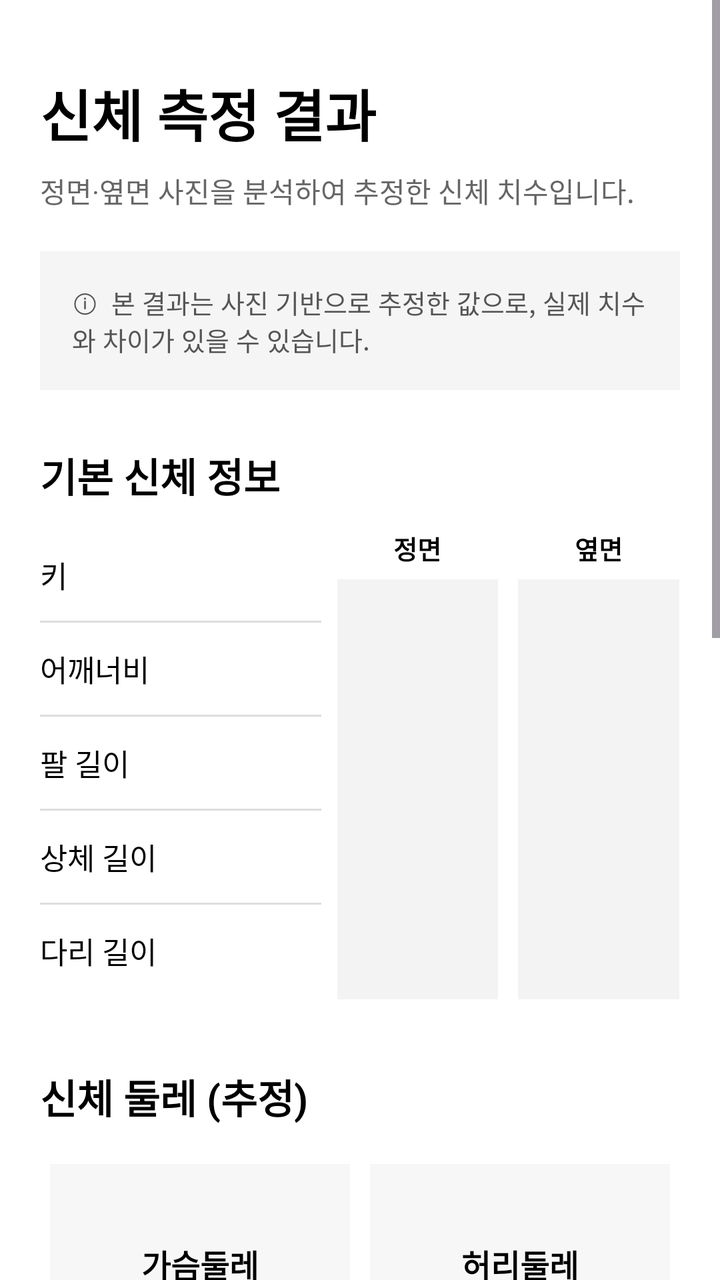
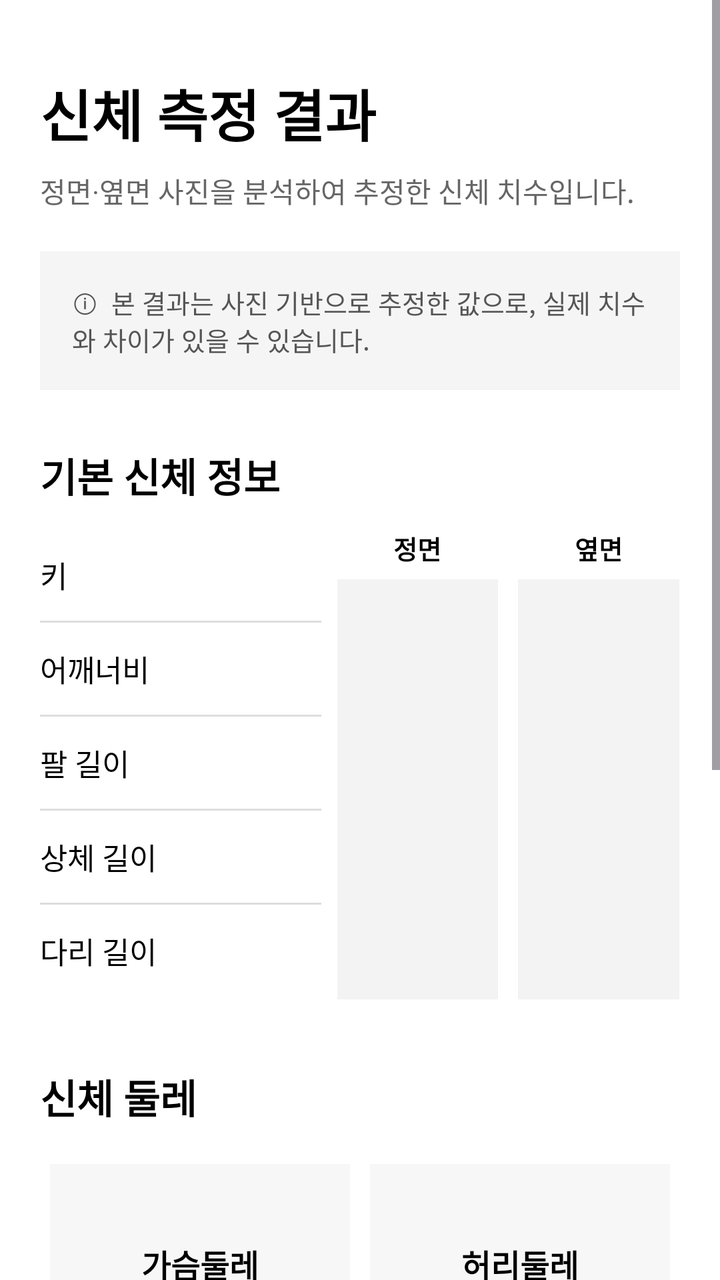

The first picture is an Android layout as it rendered before a commit; the second is the same layout after the commit. The layout source and the unified diff follow.
<!-- AndroidManifest.xml: application theme Theme.Capstone -->
<!-- res/layout/activity_measurement_result.xml -->
<?xml version="1.0" encoding="utf-8"?>
<ScrollView
    xmlns:android="http://schemas.android.com/apk/res/android"
    android:layout_width="match_parent"
    android:layout_height="match_parent"
    android:background="#FFFFFF"
    android:fillViewport="true">

    <LinearLayout
        android:layout_width="match_parent"
        android:layout_height="wrap_content"
        android:orientation="vertical"
        android:padding="20dp">

        
        <TextView
            android:layout_width="match_parent"
            android:layout_height="wrap_content"
            android:text="신체 측정 결과"
            android:textColor="#000000"
            android:textSize="28sp"
            android:textStyle="bold"
            android:layout_marginTop="16dp"/>

        <TextView
            android:layout_width="match_parent"
            android:layout_height="wrap_content"
            android:text="정면·옆면 사진을 분석하여 추정한 신체 치수입니다."
            android:textColor="#666666"
            android:textSize="14sp"
            android:layout_marginTop="8dp"/>


        
        <TextView
            android:layout_width="match_parent"
            android:layout_height="wrap_content"
            android:layout_marginTop="20dp"
            android:background="#F5F5F5"
            android:padding="16dp"
            android:text="ⓘ  본 결과는 사진 기반으로 추정한 값으로, 실제 치수와 차이가 있을 수 있습니다."
            android:textColor="#555555"
            android:textSize="13sp"/>


        
        <TextView
            android:layout_width="match_parent"
            android:layout_height="wrap_content"
            android:text="기본 신체 정보"
            android:textColor="#000000"
            android:textSize="20sp"
            android:textStyle="bold"
            android:layout_marginTop="28dp"
            android:layout_marginBottom="12dp"/>


        
        <LinearLayout
            android:layout_width="match_parent"
            android:layout_height="wrap_content"
            android:orientation="horizontal">


            
            <LinearLayout
                android:layout_width="0dp"
                android:layout_height="wrap_content"
                android:layout_weight="1"
                android:orientation="vertical"
                android:paddingEnd="8dp">

                <TextView
                    android:id="@+id/textResultHeight"
                    android:layout_width="match_parent"
                    android:layout_height="wrap_content"
                    android:text="키"
                    android:textColor="#000000"
                    android:textSize="15sp"
                    android:paddingVertical="12dp"/>

                <View
                    android:layout_width="match_parent"
                    android:layout_height="1dp"
                    android:background="#DDDDDD"/>

                <TextView
                    android:id="@+id/textResultShoulder"
                    android:layout_width="match_parent"
                    android:layout_height="wrap_content"
                    android:text="어깨너비"
                    android:textColor="#000000"
                    android:textSize="15sp"
                    android:paddingVertical="12dp"/>

                <View
                    android:layout_width="match_parent"
                    android:layout_height="1dp"
                    android:background="#DDDDDD"/>

                <TextView
                    android:id="@+id/textResultArm"
                    android:layout_width="match_parent"
                    android:layout_height="wrap_content"
                    android:text="팔 길이"
                    android:textColor="#000000"
                    android:textSize="15sp"
                    android:paddingVertical="12dp"/>

                <View
                    android:layout_width="match_parent"
                    android:layout_height="1dp"
                    android:background="#DDDDDD"/>

                <TextView
                    android:id="@+id/textResultTorso"
                    android:layout_width="match_parent"
                    android:layout_height="wrap_content"
                    android:text="상체 길이"
                    android:textColor="#000000"
                    android:textSize="15sp"
                    android:paddingVertical="12dp"/>

                <View
                    android:layout_width="match_parent"
                    android:layout_height="1dp"
                    android:background="#DDDDDD"/>

                <TextView
                    android:id="@+id/textResultLeg"
                    android:layout_width="match_parent"
                    android:layout_height="wrap_content"
                    android:text="다리 길이"
                    android:textColor="#000000"
                    android:textSize="15sp"
                    android:paddingVertical="12dp"/>

            </LinearLayout>


            
            <LinearLayout
                android:layout_width="0dp"
                android:layout_height="wrap_content"
                android:layout_weight="1.15"
                android:orientation="horizontal">


                
                <LinearLayout
                    android:layout_width="0dp"
                    android:layout_height="wrap_content"
                    android:layout_weight="1"
                    android:orientation="vertical"
                    android:layout_marginEnd="5dp">

                    <TextView
                        android:layout_width="match_parent"
                        android:layout_height="wrap_content"
                        android:text="정면"
                        android:textColor="#000000"
                        android:textStyle="bold"
                        android:textSize="13sp"
                        android:gravity="center"
                        android:layout_marginBottom="6dp"/>

                    <ImageView
                        android:id="@+id/imageResultFront"
                        android:layout_width="match_parent"
                        android:layout_height="210dp"
                        android:background="#F3F3F3"
                        android:scaleType="centerCrop"
                        android:contentDescription="정면 사진"/>

                </LinearLayout>


                
                <LinearLayout
                    android:layout_width="0dp"
                    android:layout_height="wrap_content"
                    android:layout_weight="1"
                    android:orientation="vertical"
                    android:layout_marginStart="5dp">

                    <TextView
                        android:layout_width="match_parent"
                        android:layout_height="wrap_content"
                        android:text="옆면"
                        android:textColor="#000000"
                        android:textStyle="bold"
                        android:textSize="13sp"
                        android:gravity="center"
                        android:layout_marginBottom="6dp"/>

                    <ImageView
                        android:id="@+id/imageResultSide"
                        android:layout_width="match_parent"
                        android:layout_height="210dp"
                        android:background="#F3F3F3"
                        android:scaleType="centerCrop"
                        android:contentDescription="옆면 사진"/>

                </LinearLayout>

            </LinearLayout>

        </LinearLayout>


        
        <TextView
            android:layout_width="match_parent"
            android:layout_height="wrap_content"
            android:text="신체 둘레 (추정)"
            android:textColor="#000000"
            android:textSize="20sp"
            android:textStyle="bold"
            android:layout_marginTop="34dp"/>


        
        <LinearLayout
            android:layout_width="match_parent"
            android:layout_height="wrap_content"
            android:orientation="horizontal"
            android:layout_marginTop="14dp">

            <TextView
                android:id="@+id/textResultChest"
                style="@style/MeasurementCard"
                android:text="가슴둘레"/>

            <TextView
                android:id="@+id/textResultWaist"
                style="@style/MeasurementCard"
                android:text="허리둘레"/>

        </LinearLayout>


        
        <LinearLayout
            android:layout_width="match_parent"
            android:layout_height="wrap_content"
            android:orientation="horizontal">

            <TextView
                android:id="@+id/textResultHip"
                style="@style/MeasurementCard"
                android:text="골반둘레"/>

            <TextView
                android:id="@+id/textResultNeck"
                style="@style/MeasurementCard"
                android:text="목둘레"/>

        </LinearLayout>


        
        <LinearLayout
            android:layout_width="match_parent"
            android:layout_height="wrap_content"
            android:orientation="horizontal">

            <TextView
                android:id="@+id/textResultUpperArm"
                style="@style/MeasurementCard"
                android:text="상완둘레"/>

            <TextView
                android:id="@+id/textResultForearm"
                style="@style/MeasurementCard"
                android:text="전완둘레"/>

        </LinearLayout>


        
        <LinearLayout
            android:layout_width="match_parent"
            android:layout_height="wrap_content"
            android:orientation="horizontal">

            <TextView
                android:id="@+id/textResultThigh"
                style="@style/MeasurementCard"
                android:text="허벅지둘레"/>

            <TextView
                android:id="@+id/textResultCalf"
                style="@style/MeasurementCard"
                android:text="종아리둘레"/>

        </LinearLayout>


        
        <TextView
            android:layout_width="match_parent"
            android:layout_height="wrap_content"
            android:text="비율 분석"
            android:textColor="#000000"
            android:textSize="20sp"
            android:textStyle="bold"
            android:layout_marginTop="34dp"/>


        <LinearLayout
            android:layout_width="match_parent"
            android:layout_height="wrap_content"
            android:orientation="horizontal"
            android:layout_marginTop="14dp">

            <TextView
                android:id="@+id/textUpperRatio"
                android:layout_width="0dp"
                android:layout_height="90dp"
                android:layout_weight="1"
                android:gravity="center"
                android:text="상체 비율"
                android:textColor="#000000"
                android:textSize="15sp"/>

            <View
                android:layout_width="1dp"
                android:layout_height="70dp"
                android:layout_gravity="center_vertical"
                android:background="#DDDDDD"/>

            <TextView
                android:id="@+id/textLowerRatio"
                android:layout_width="0dp"
                android:layout_height="90dp"
                android:layout_weight="1"
                android:gravity="center"
                android:text="하체 비율"
                android:textColor="#000000"
                android:textSize="15sp"/>

            <View
                android:layout_width="1dp"
                android:layout_height="70dp"
                android:layout_gravity="center_vertical"
                android:background="#DDDDDD"/>

            <TextView
                android:id="@+id/textWhr"
                android:layout_width="0dp"
                android:layout_height="90dp"
                android:layout_weight="1"
                android:gravity="center"
                android:text="허리-골반 비율"
                android:textColor="#000000"
                android:textSize="15sp"/>

        </LinearLayout>


        <Button
            android:id="@+id/btnMeasurementDone"
            android:layout_width="match_parent"
            android:layout_height="56dp"
            android:layout_marginTop="24dp"
            android:backgroundTint="#000000"
            android:text="저장하기"
            android:textColor="#FFFFFF"
            android:textSize="16sp"/>

    </LinearLayout>

</ScrollView>
<!-- resources referenced by this layout -->
<resources>
  <style name="MeasurementCard">
          <item name="android:layout_width">0dp</item>
          <item name="android:layout_height">100dp</item>
          <item name="android:layout_weight">1</item>
          <item name="android:layout_margin">5dp</item>
          <item name="android:padding">12dp</item>
          <item name="android:gravity">center</item>
          <item name="android:textColor">#000000</item>
          <item name="android:textSize">16sp</item>
          <item name="android:textStyle">bold</item>
          <item name="android:background">#F7F7F7</item>
      </style>
  <style name="Theme.Capstone" parent="Base.Theme.Capstone" />
  <style name="Base.Theme.Capstone" parent="Theme.Material3.DayNight.NoActionBar">
          
          
      </style>
</resources>

<!-- the commit's change to res/layout/activity_measurement_result.xml (unified diff, before → after) -->
@@ -212,15 +212,27 @@
         <TextView
             android:layout_width="match_parent"
             android:layout_height="wrap_content"
-            android:text="신체 둘레 (추정)"
+            android:text="신체 둘레"
             android:textColor="#000000"
             android:textSize="20sp"
             android:textStyle="bold"
             android:layout_marginTop="34dp"/>
 
+        <TextView
+            android:id="@+id/textResultEstNote"
+            android:layout_width="match_parent"
+            android:layout_height="wrap_content"
+            android:layout_marginTop="6dp"
+            android:lineSpacingExtra="2dp"
+            android:text="(추정)은 사진으로 잰 값이 없거나, 키·몸무게·나이로 어림한 값과 너무 달라서 어림한 값으로 대신한 항목이에요."
+            android:textColor="#888888"
+            android:textSize="12sp"
+            android:visibility="gone"/>
+
 
         
         <LinearLayout
+            android:id="@+id/rowCirc1"
             android:layout_width="match_parent"
             android:layout_height="wrap_content"
             android:orientation="horizontal"
@@ -241,6 +253,7 @@
 
         
         <LinearLayout
+            android:id="@+id/rowCirc2"
             android:layout_width="match_parent"
             android:layout_height="wrap_content"
             android:orientation="horizontal">
@@ -251,53 +264,16 @@
                 android:text="골반둘레"/>
 
             <TextView
-                android:id="@+id/textResultNeck"
-                style="@style/MeasurementCard"
-                android:text="목둘레"/>
-
-        </LinearLayout>
-
-
-        
-        <LinearLayout
-            android:layout_width="match_parent"
-            android:layout_height="wrap_content"
-            android:orientation="horizontal">
-
-            <TextView
-                android:id="@+id/textResultUpperArm"
-                style="@style/MeasurementCard"
-                android:text="상완둘레"/>
-
-            <TextView
-                android:id="@+id/textResultForearm"
-                style="@style/MeasurementCard"
-                android:text="전완둘레"/>
-
-        </LinearLayout>
-
-
-        
-        <LinearLayout
-            android:layout_width="match_parent"
-            android:layout_height="wrap_content"
-            android:orientation="horizontal">
-
-            <TextView
                 android:id="@+id/textResultThigh"
                 style="@style/MeasurementCard"
                 android:text="허벅지둘레"/>
 
-            <TextView
-                android:id="@+id/textResultCalf"
-                style="@style/MeasurementCard"
-                android:text="종아리둘레"/>
-
         </LinearLayout>
 
 
         
         <TextView
+            android:id="@+id/headerRatio"
             android:layout_width="match_parent"
             android:layout_height="wrap_content"
             android:text="비율 분석"
@@ -308,6 +284,7 @@
 
 
         <LinearLayout
+            android:id="@+id/rowRatio"
             android:layout_width="match_parent"
             android:layout_height="wrap_content"
             android:orientation="horizontal"
@@ -324,6 +301,7 @@
                 android:textSize="15sp"/>
 
             <View
+                android:id="@+id/ratioDiv1"
                 android:layout_width="1dp"
                 android:layout_height="70dp"
                 android:layout_gravity="center_vertical"
@@ -340,6 +318,7 @@
                 android:textSize="15sp"/>
 
             <View
+                android:id="@+id/ratioDiv2"
                 android:layout_width="1dp"
                 android:layout_height="70dp"
                 android:layout_gravity="center_vertical"
